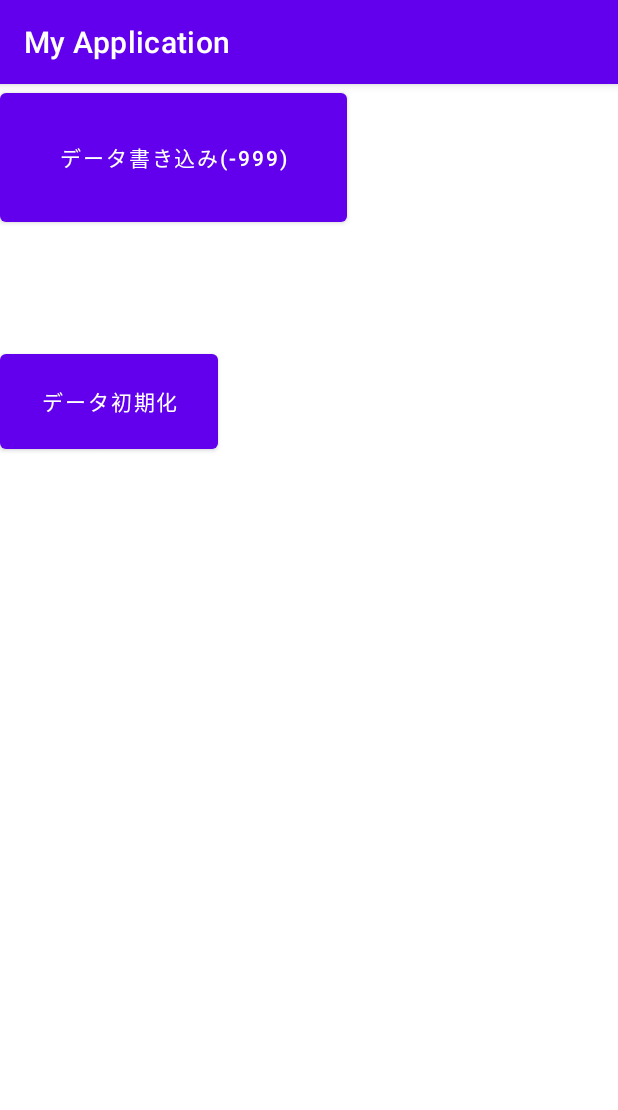
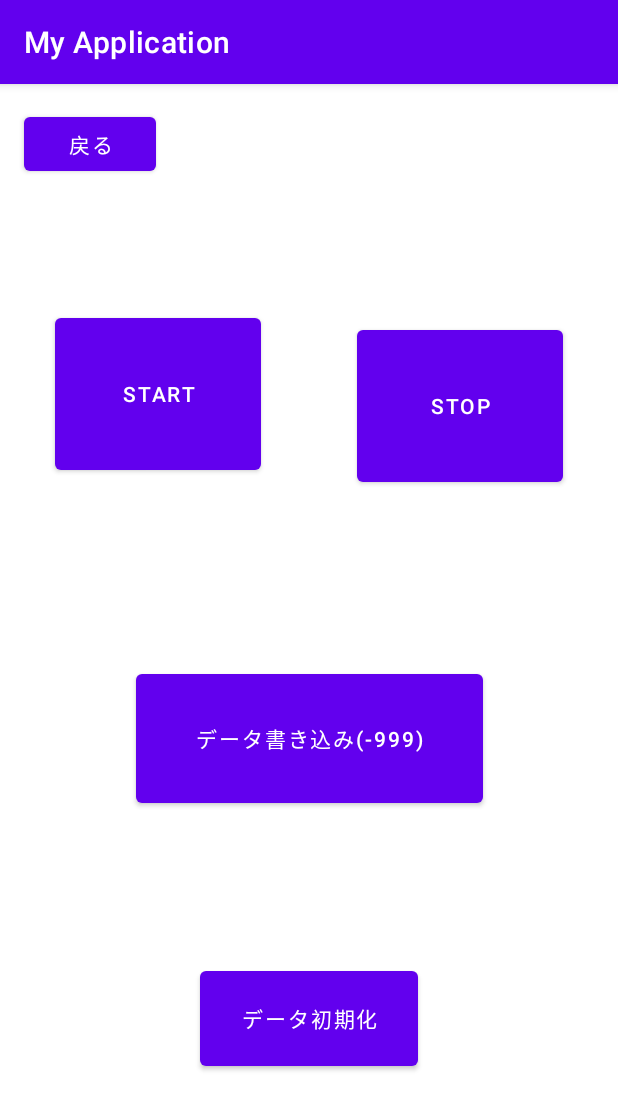
Before and after one commit to Kakenkyoho/KyohoApp, an Android app: the Connection screen opened directly, with no data from a screen before it, on a phone screen of 412 x 824 dp. Shown: the top 1110 px of the screen. Run offline under Robolectric (Android 15) with nearby library versions, the phone set to English and light mode, and no system bars.

Commit message:
データの初期化、start,stopの追加

```diff
--- a/app/src/main/java/com/example/myapplication/Connection.java
+++ b/app/src/main/java/com/example/myapplication/Connection.java
@@ -23,18 +23,32 @@ public class Connection extends AppCompatActivity {
 
 
 
+        Button startbutton = findViewById(R.id.start);
+        startbutton.setOnClickListener(v -> {
+            DeviceList.sendData("start");
+        });
 
+        Button button99 = findViewById(R.id.button3);
+        button99.setOnClickListener(v -> {
+            DeviceList.savefiles(getApplicationContext(),"-999");
 
+        });
+        Button stopbutton = findViewById(R.id.stop);
+        stopbutton.setOnClickListener(v -> {
+            DeviceList.sendData("stop");
+        });
 
+        Button initbutton = findViewById(R.id.initialize);
+        initbutton.setOnClickListener(v -> {
+            //データ初期化
+            DeviceList.clearFile(getApplicationContext(),"data.txt");
 
+        });
 
-
-
-
-        Button button = findViewById(R.id.button3);
-        button.setOnClickListener(v -> {
-            DeviceList.sendData("start");
-            DeviceList.savefiles(getApplicationContext(),"-999");
+        Button backbutton = findViewById(R.id.button4);
+        backbutton.setOnClickListener(v -> {
+            Intent intent = new Intent(Connection.this, MainActivity.class);
+            startActivity(intent);
 
         });
 
--- a/app/src/main/res/layout/activity_connection.xml
+++ b/app/src/main/res/layout/activity_connection.xml
@@ -11,44 +11,69 @@
         android:id="@+id/button3"
         android:layout_width="231dp"
         android:layout_height="98dp"
+        android:layout_marginStart="91dp"
+        android:layout_marginTop="60dp"
+        android:layout_marginEnd="90dp"
+        android:layout_marginBottom="24dp"
         android:text="データ書き込み(-999)"
-        tools:layout_editor_absoluteX="90dp"
-        tools:layout_editor_absoluteY="401dp" />
+        app:layout_constraintBottom_toTopOf="@+id/initialize"
+        app:layout_constraintEnd_toEndOf="parent"
+        app:layout_constraintHorizontal_bias="1.0"
+        app:layout_constraintStart_toStartOf="parent"
+        app:layout_constraintTop_toBottomOf="@+id/stop" />
 
-    <TextView
-        android:id="@+id/textView"
-        android:layout_width="141dp"
-        android:layout_height="38dp"
-        android:text="接続中"
-        app:layout_constraintBottom_toTopOf="@+id/button4"
+    <Button
+        android:id="@+id/stop"
+        android:layout_width="137dp"
+        android:layout_height="113dp"
+        android:layout_marginStart="32dp"
+        android:layout_marginTop="200dp"
+        android:layout_marginEnd="50dp"
+        android:layout_marginBottom="56dp"
+        android:text="Stop"
+        app:layout_constraintBottom_toTopOf="@+id/button3"
+        app:layout_constraintEnd_toEndOf="parent"
+        app:layout_constraintStart_toEndOf="@+id/start"
+        app:layout_constraintTop_toTopOf="parent" />
+
+    <Button
+        android:id="@+id/initialize"
+        android:layout_width="145dp"
+        android:layout_height="75dp"
+        android:layout_marginStart="133dp"
+        android:layout_marginTop="76dp"
+        android:layout_marginEnd="133dp"
+        android:layout_marginBottom="150dp"
+        android:text="データ初期化"
+        app:layout_constraintBottom_toBottomOf="parent"
+        app:layout_constraintEnd_toEndOf="parent"
+        app:layout_constraintHorizontal_bias="0.0"
+        app:layout_constraintStart_toStartOf="parent"
+        app:layout_constraintTop_toBottomOf="@+id/button3" />
+
+    <Button
+        android:id="@+id/start"
+        android:layout_width="137dp"
+        android:layout_height="113dp"
+        android:layout_marginStart="50dp"
+        android:layout_marginTop="200dp"
+        android:layout_marginEnd="32dp"
+        android:layout_marginBottom="152dp"
+        android:text="start"
+        app:layout_constraintBottom_toTopOf="@+id/button3"
+        app:layout_constraintEnd_toStartOf="@+id/stop"
+        app:layout_constraintHorizontal_bias="0.0"
+        app:layout_constraintStart_toStartOf="parent"
         app:layout_constraintTop_toTopOf="parent"
-        tools:layout_editor_absoluteX="135dp" />
+        app:layout_constraintVertical_bias="0.635" />
 
     <Button
         android:id="@+id/button4"
-        android:layout_width="132dp"
-        android:layout_height="89dp"
-        android:layout_marginStart="64dp"
-        android:layout_marginBottom="60dp"
-        android:text="Stop"
-        app:layout_constraintBottom_toTopOf="@+id/button3"
-        app:layout_constraintStart_toEndOf="@+id/button6" />
-
-    <Button
-        android:id="@+id/button5"
-        android:layout_width="145dp"
-        android:layout_height="75dp"
-        android:layout_marginTop="76dp"
-        android:text="データ初期化"
-        app:layout_constraintTop_toBottomOf="@+id/button3"
-        tools:layout_editor_absoluteX="133dp" />
-
-    <Button
-        android:id="@+id/button6"
-        android:layout_width="132dp"
-        android:layout_height="90dp"
-        android:layout_marginBottom="60dp"
-        android:text="start"
-        app:layout_constraintBottom_toTopOf="@+id/button3"
-        tools:layout_editor_absoluteX="42dp" />
+        android:layout_width="wrap_content"
+        android:layout_height="wrap_content"
+        android:layout_marginStart="16dp"
+        android:layout_marginTop="16dp"
+        android:text="戻る"
+        app:layout_constraintStart_toStartOf="parent"
+        app:layout_constraintTop_toTopOf="parent" />
 </androidx.constraintlayout.widget.ConstraintLayout>
```
Also changed, not shown: app/src/main/java/com/example/myapplication/DeviceList.java (+15 -1 lines), app/src/main/res/layout/activity_main.xml (+11 -8 lines), app/src/main/res/layout/device_list.xml (+9 -5 lines).
